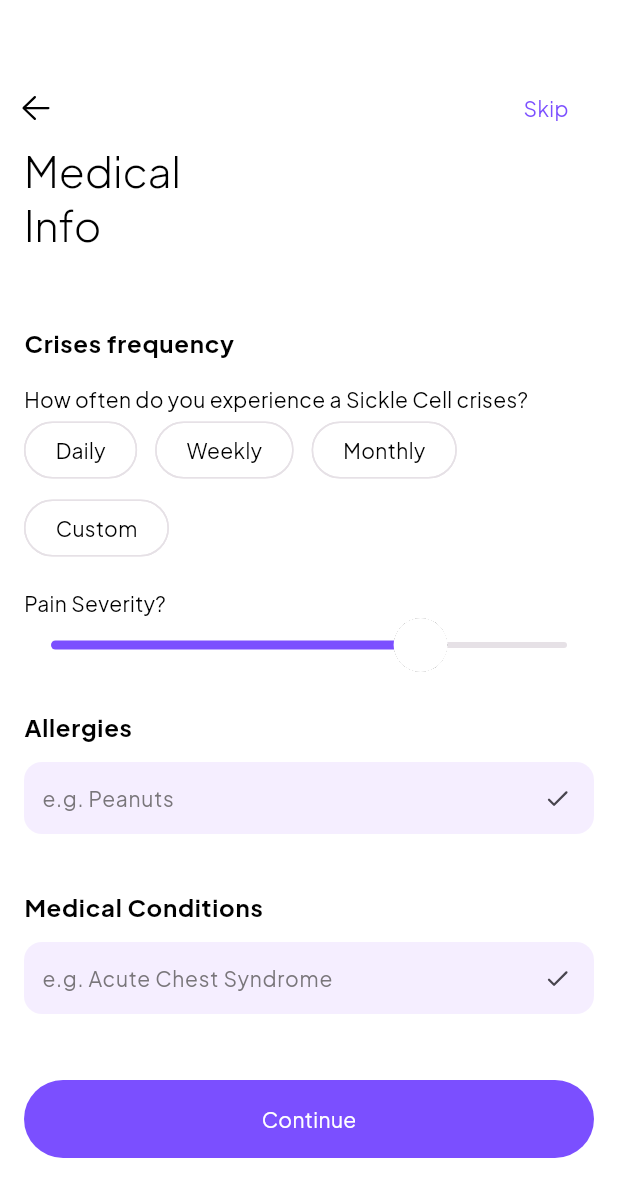
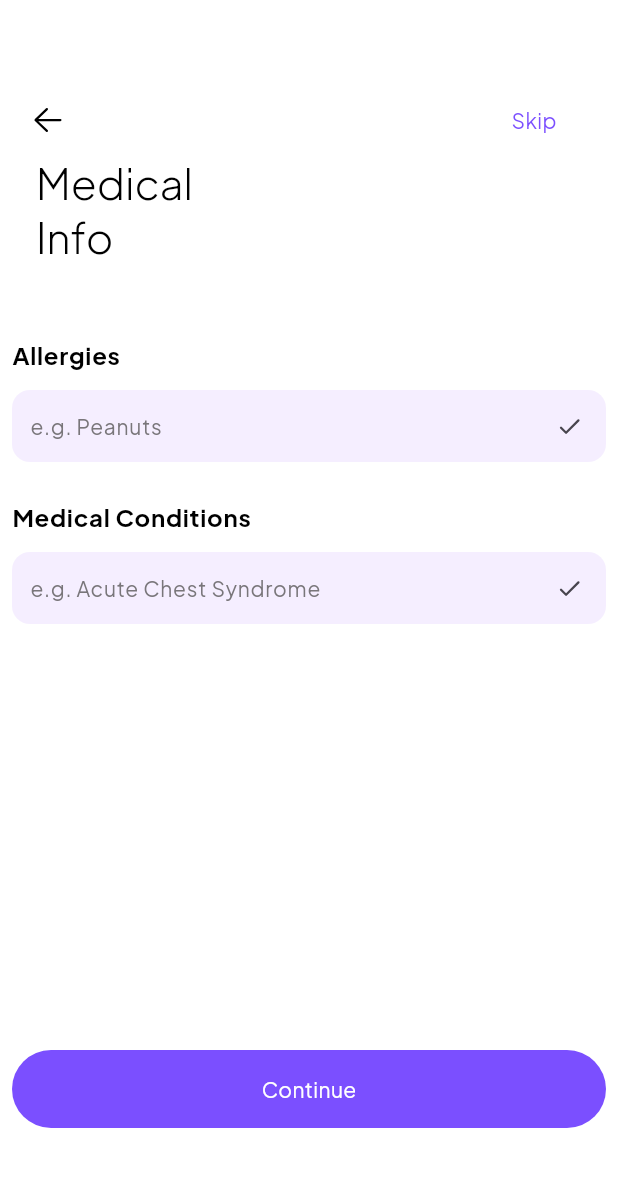
Before and after one commit to circle-app-project/circle, a Flutter app: the ProfileMedicalInfoScreen screen opened by its route, on a phone screen of 412 x 824 dp. Shown: the top 1197 px of the screen. Run offline on Flutter 3.47's test engine with Material 3 defaults, Android fonts, the phone set to English and light mode, and no system bars; our stand-ins replace cloud_firestore, equatable, firebase_auth, firebase_core, fl_chart, fluentui_system_icons and 10 more; missing offline and left inert: mesh_gradient; accounts and stored records are empty; generated files the repository leaves out were written again.

Commit message:
ui: clean up ui, temporarily remove non functional ui elements

```diff
--- a/lib/features/auth/providers/user/user_notifier.dart
+++ b/lib/features/auth/providers/user/user_notifier.dart
@@ -47,7 +47,6 @@ class UserNotifier extends AsyncNotifier<AppUser> {
   /// If data exists, it will be updated, if not, it will be added and the updated data with the new id from object box will be returned and set to stata
   Future<void> putUserData(
       {required AppUser user, bool updateRemote = false}) async {
-   // log("ADDING USER DATA TO LOCAL DB", name: "USER NOTIFIER");
     log("PUTTING USER DATA TO LOCAL DB", name: "USER NOTIFIER");
     state = const AsyncValue.loading();
     final Either<Failure, AppUser> response = await _userRepository.addUserData(
--- a/lib/features/profile/screens/profile_medical_info_screen.dart
+++ b/lib/features/profile/screens/profile_medical_info_screen.dart
@@ -75,7 +75,8 @@ class _ProfileMedicalInfoScreenState
         user.preferences.target ?? UserPreferences.empty;
 
     return Scaffold(
-      body: SingleChildScrollView(
+      body: Padding(
+        padding: const EdgeInsets.all(8.0),
         child: Column(
           crossAxisAlignment: CrossAxisAlignment.start,
           children: [
@@ -92,56 +93,6 @@ class _ProfileMedicalInfoScreenState
                 )
               ],
             ),
-            Padding(
-              padding: const EdgeInsets.symmetric(horizontal: 16),
-              child: Column(
-                crossAxisAlignment: CrossAxisAlignment.start,
-                mainAxisSize: MainAxisSize.min,
-                children: [
-                  Text(
-                    "Crises frequency",
-                    style: theme.textTheme.bodyLarge!
-                        .copyWith(fontWeight: FontWeight.w700),
-                  ),
-                  const Gap(16),
-                  Text(
-                    "How often do you experience a Sickle Cell crises?",
-                    style: theme.textTheme.bodyMedium,
-                  ),
-
-                  //Todo: Replace with selectable chip
-                  Wrap(
-                    direction: Axis.horizontal,
-                    spacing: 12,
-                    runSpacing: 4,
-                    children: [
-                      AppChip(
-                        label: "Daily",
-                        onSelected: (value) {},
-                      ),
-                      AppChip(
-                        label: "Weekly",
-                        onSelected: (value) {},
-                      ),
-                      AppChip(
-                        label: "Monthly",
-                        onSelected: (value) {},
-                      ),
-                      AppChip(
-                        label: "Custom",
-                        onSelected: (value) {},
-                      ),
-                    ],
-                  ),
-                  const Gap(16),
-                  Text(
-                    "Pain Severity?",
-                    style: theme.textTheme.bodyMedium,
-                  ),
-
-                  ///Todo: Make a Sickler Slider component
-                  Slider(min: 0, max: 10, value: 7, onChanged: (value) {}),
-                  const Gap(24),
             Text(
               "Allergies",
               style: theme.textTheme.bodyLarge!
@@ -191,14 +142,13 @@ class _ProfileMedicalInfoScreenState
                   ),
               ],
             ),
-                  const Gap(24),
+            const Gap(12),
             Text(
               "Medical Conditions",
               style: theme.textTheme.bodyLarge!
                   .copyWith(fontWeight: FontWeight.w700),
             ),
             const Gap(12),
-
             TextFormField(
               controller: medicalConditionsController,
               textCapitalization: TextCapitalization.sentences,
@@ -243,7 +193,8 @@ class _ProfileMedicalInfoScreenState
                   ),
               ],
             ),
-                  const Gap(32),
+
+                         Spacer(),
             AppButton(
                 onPressed: () async {
                   user = user.copyWith(
@@ -255,14 +206,8 @@ class _ProfileMedicalInfoScreenState
                           bmi: userProfile.calculateBMI()));
 
                   //Send data to firebase
-
-                        if (widget.isEditing!) {
                   await userNotifier.putUserData(
                       user: user, updateRemote: true);
-                        } else {
-                          await userNotifier.putUserData(
-                              user: user, updateRemote: false);
-                        }
 
                   if (context.mounted) {
                     if (userNotifier.isSuccessful) {
@@ -280,10 +225,7 @@ class _ProfileMedicalInfoScreenState
                   }
                 },
                 label: "Continue"),
-                  const Gap(64)
-                ],
-              ),
-            ),
+            const Gap(64),
           ],
         ),
       ),
```
Also changed, not shown: lib/features/auth/models/user/app_user.dart (+24 -5 lines), lib/features/profile/screens/profile_basic_info_screen.dart (+9 -14 lines), lib/features/profile/screens/profile_screen.dart (+32 -32 lines), lib/features/profile/screens/profile_vitals_info_screen.dart (+7 -16 lines), lib/features/water/screens/suggested_water_daily_goal_screen.dart (+3 -4 lines). Lines whose indentation alone changed are shown as unchanged.
